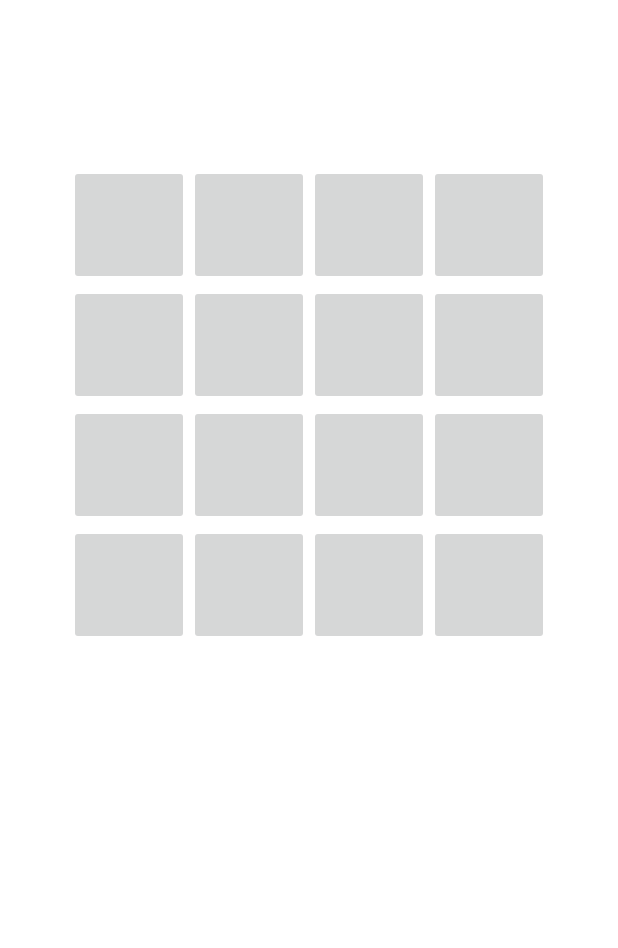
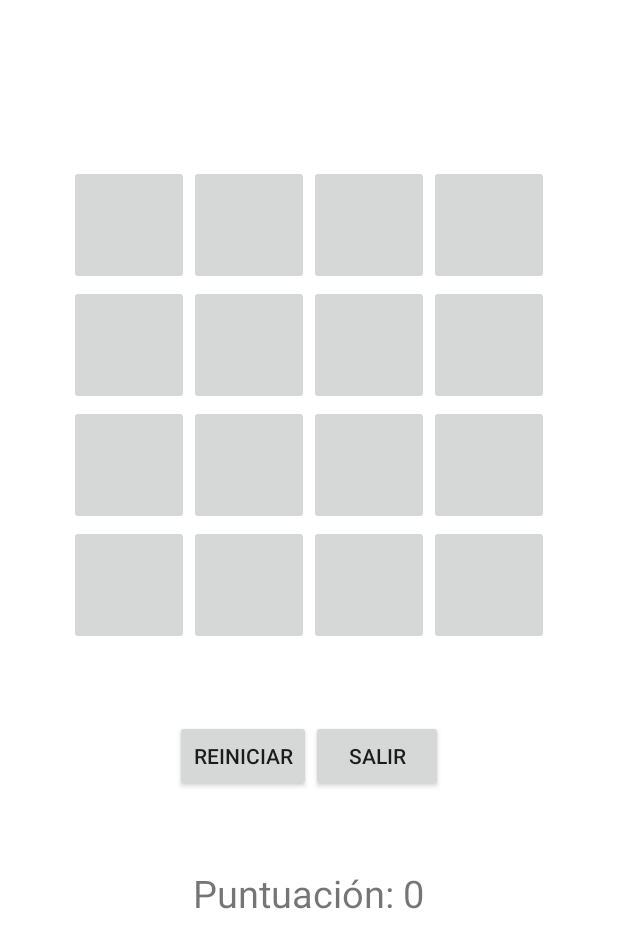
Before and after one commit to darango401/Memory, an Android app: the Juego screen opened directly, with no data from a screen before it, on a phone screen of 412 x 824 dp. Shown: the top 948 px of the screen. Run offline under Robolectric (Android 15) with nearby library versions, the phone set to English and light mode, and no system bars.

Commit message:
Commit 8: Botones reiniciar y salir en segunda pantalla y puntuacion
Commit 8: Botones reiniciar y salir en segunda pantalla y puntuacion

```diff
--- a/MemoryApplication/app/src/main/res/layout/activity_main.xml
+++ b/MemoryApplication/app/src/main/res/layout/activity_main.xml
@@ -47,7 +47,7 @@
         android:id="@+id/botonMainSalir"
         android:layout_width="184dp"
         android:layout_height="144dp"
-        android:text="@string/boton_init_quit"
+        android:text="Salir"
         android:visibility="visible"
         tools:visibility="visible" />
 
--- a/MemoryApplication/app/src/main/res/layout/juego.xml
+++ b/MemoryApplication/app/src/main/res/layout/juego.xml
@@ -162,6 +162,46 @@
 
         </TableRow>
 
+        <LinearLayout
+            android:layout_width="match_parent"
+            android:layout_height="match_parent"
+            android:orientation="horizontal"
+            android:gravity="center_horizontal"
+            android:layout_marginTop="50dp">
+
+            <Button
+                android:id="@+id/botonJuegoReiniciar"
+                android:layout_width="wrap_content"
+                android:layout_height="wrap_content"
+                android:text="@string/boton_juego_reinit"></Button>
+
+            <Button
+                android:id="@+id/botonJuegoSalir"
+                android:layout_width="wrap_content"
+                android:layout_height="wrap_content"
+                android:text="@string/boton_juego_quit"></Button>
+
+        </LinearLayout>
+
+        <LinearLayout
+            android:layout_width="match_parent"
+            android:layout_height="match_parent"
+            android:orientation="horizontal"
+            android:gravity="center_horizontal"
+            android:layout_marginTop="50dp">
+
+            <TextView
+                android:layout_width="wrap_content"
+                android:layout_height="match_parent"
+                android:textSize="25dp"
+                android:layout_gravity="center"
+                android:text="Puntuación: 0">
+
+            </TextView>
+        </LinearLayout>
+
+
+
     </TableLayout>
 
 </LinearLayout>
--- a/MemoryApplication/app/src/main/res/values/strings.xml
+++ b/MemoryApplication/app/src/main/res/values/strings.xml
@@ -10,5 +10,6 @@
     <string name="hello_first_fragment">Hello first fragment</string>
     <string name="hello_second_fragment">Hello second fragment. Arg: %1$s</string>
     <string name="boton_init_play">Jugar</string>
-    <string name="boton_init_quit">Salir</string>
+    <string name="boton_juego_reinit">Reiniciar</string>
+    <string name="boton_juego_quit">Salir</string>
 </resources>
```
